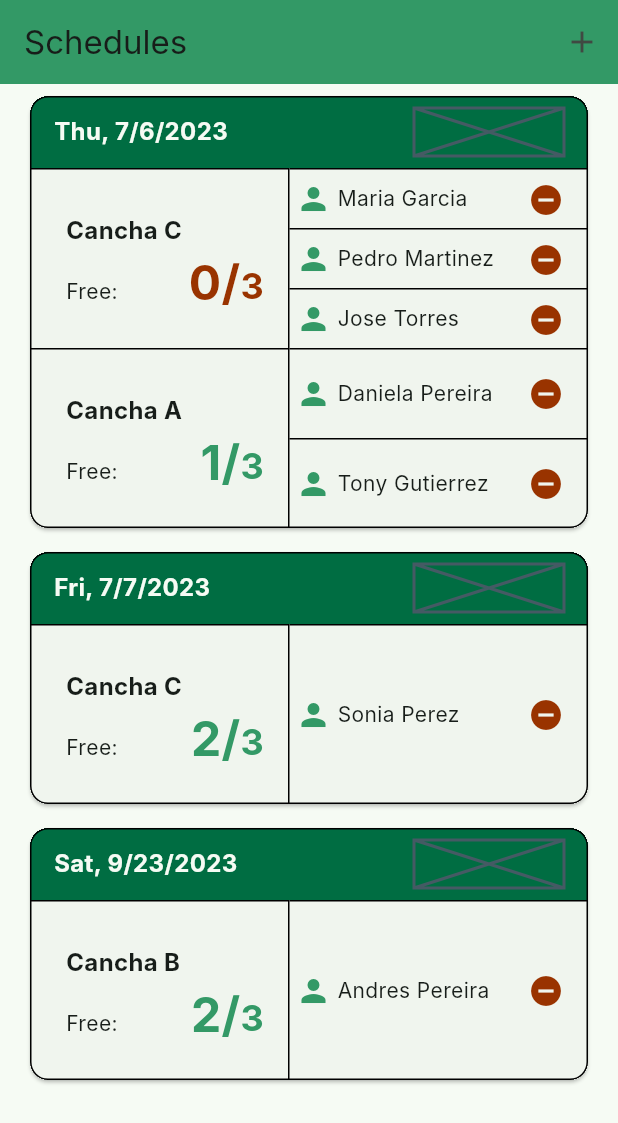
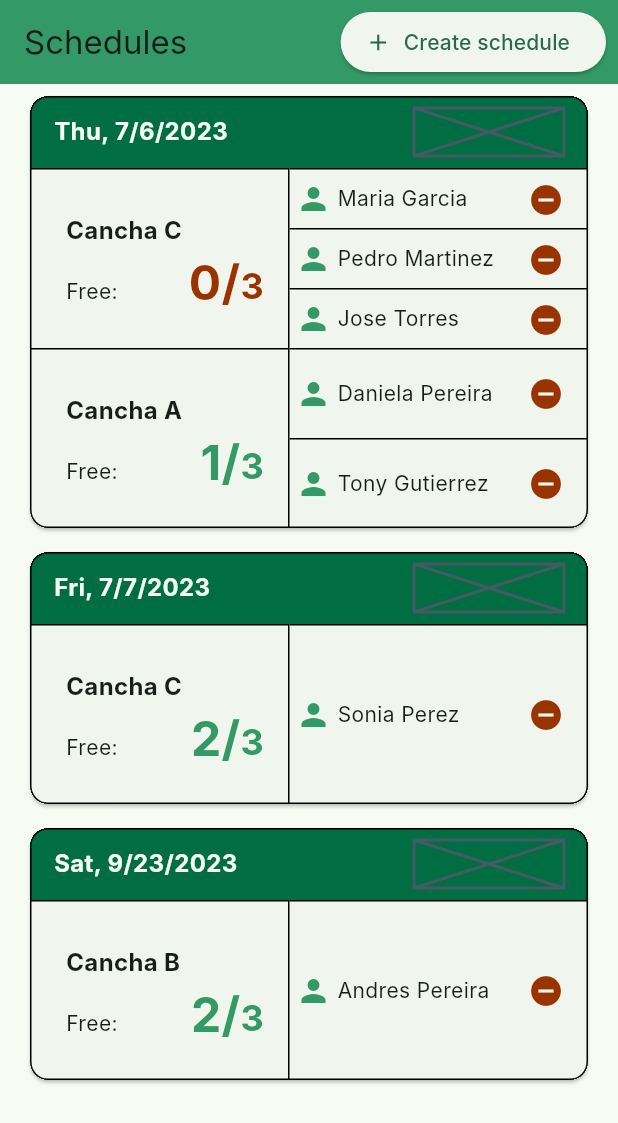
Before and after one commit to AndreXi/tennis-court-scheduling, a Flutter app: the screen it shows after launch, on a phone screen of 412 x 824 dp. Shown: the top 1123 px of the screen. Run offline on Flutter 3.47's test engine with Material 2 defaults, Android fonts, the light colour scheme and no system bars; our stand-ins replace auto_route, bloc, flutter_bloc, hive_flutter; accounts and stored records are empty; generated files the repository leaves out were written again; Roboto replaces fonts that are missing (Inter).

Commit message:
update: button ui

```diff
--- a/lib/l10n/arb/app_en.arb
+++ b/lib/l10n/arb/app_en.arb
@@ -20,5 +20,6 @@
   },
   "nameConfirmDeleteDialog_title": "Delete Reservation",
   "schedules_title": "Schedules",
-  "schedulesCourtInfo_freeLabel": "Free: "
+  "schedulesCourtInfo_freeLabel": "Free: ",
+  "schedulesPage_createButtonLabel": "Create schedule"
 }
--- a/lib/l10n/arb/app_es.arb
+++ b/lib/l10n/arb/app_es.arb
@@ -13,5 +13,6 @@
   "nameConfirmDeleteDialog_content": "Are you sure to remove the reservation for {userName}?",
   "nameConfirmDeleteDialog_title": "Delete Reservation",
   "schedules_title": "Schedules",
-  "schedulesCourtInfo_freeLabel": "Free: "
+  "schedulesCourtInfo_freeLabel": "Free: ",
+  "schedulesPage_createButtonLabel": "Create schedule"
 }
--- a/lib/schedules/view/schedules_page.dart
+++ b/lib/schedules/view/schedules_page.dart
@@ -45,9 +45,13 @@ class SchedulesView extends StatelessWidget {
       appBar: AppBar(
         title: Text(l10n.schedules_title),
         actions: [
-          IconButton(
-            onPressed: () => openCreateScheduleDialog(context),
-            icon: const Icon(Icons.add),
+          Padding(
+            padding: const EdgeInsets.only(right: 8),
+            child: ElevatedButton.icon(
+              onPressed: () => openCreateScheduleDialog(context),
+              icon: const Icon(Icons.add),
+              label: Text(l10n.schedulesPage_createButtonLabel),
+            ),
           )
         ],
       ),
```
